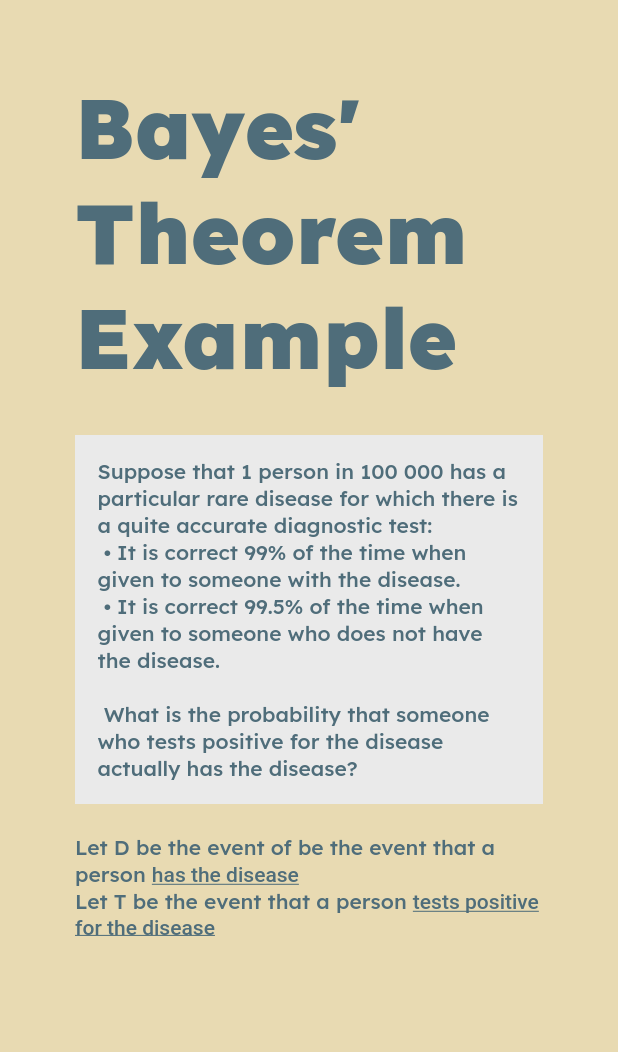
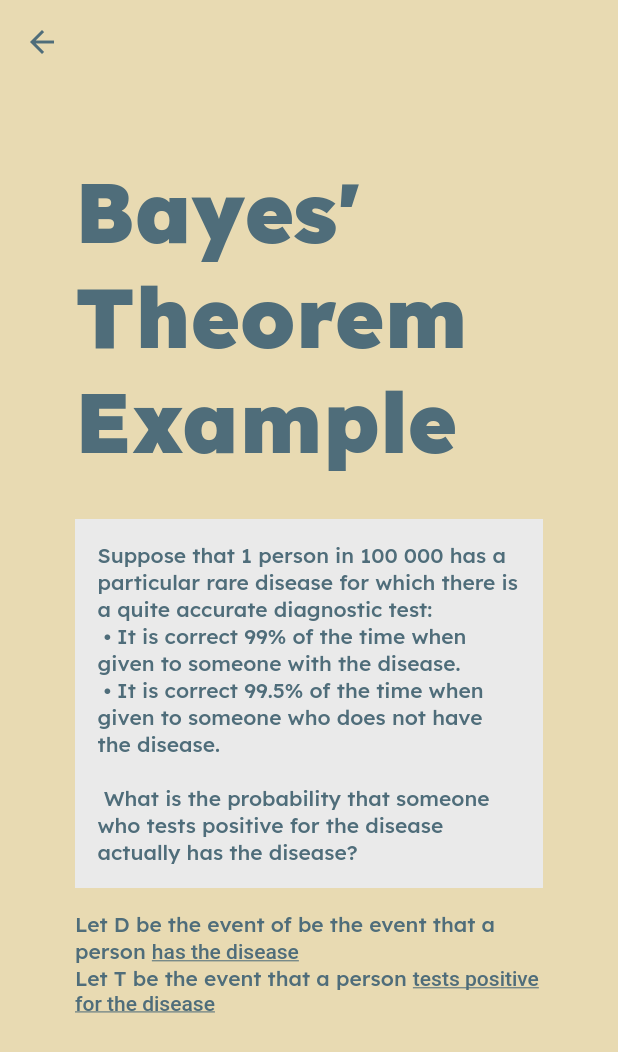
Before and after one commit to szewye/probability_tutor, a Flutter app: the Bayes_Theorem_Formula screen opened directly, after a tap on "example", on a phone screen of 412 x 824 dp. Shown: the top 1052 px of the screen. Run offline on Flutter 3.47's test engine with Material 2 defaults, Android fonts, the light colour scheme and no system bars; our stand-ins replace google_fonts; missing offline and left inert: dart:html, flutter_math_fork.

Commit message:
Finish part one of bayes' example

```diff
--- a/lib/Bayes_Theorem/bayes_example/bayes_example.dart
+++ b/lib/Bayes_Theorem/bayes_example/bayes_example.dart
@@ -21,10 +21,17 @@ class _Bayes_Theorem_Example_Quiz_One_State
   bool _TGivenD = false;
   bool mistake = false;
 
+  Color _backgroundColor = Colors.transparent;
+
   @override
   Widget build(BuildContext context) {
     return Scaffold(
       backgroundColor: lightYellow,
+      appBar: AppBar(
+        backgroundColor: Colors.transparent,
+        elevation: 0,
+        iconTheme: IconThemeData(color: darkBlue),
+      ),
       body: SingleChildScrollView(
         child: Center(
           child: Container(
@@ -43,7 +50,7 @@ class _Bayes_Theorem_Example_Quiz_One_State
                       textAlign: TextAlign.left,
                       style: Theme.of(context).textTheme.bodyLarge),
                 ),
-                SizedBox(height: 20),
+                SizedBox(height: 15),
                 Text.rich(
                   TextSpan(
                     text: 'Let D be the event of be the event that a person ',
@@ -51,9 +58,8 @@ class _Bayes_Theorem_Example_Quiz_One_State
                     children: <TextSpan>[
                       TextSpan(
                           text: 'has the disease',
-                          style: TextStyle(
-                            decoration: TextDecoration.underline,
-                          )),
+                          style:
+                              TextStyle(decoration: TextDecoration.underline)),
                     ],
                   ),
                 ),
@@ -64,19 +70,17 @@ class _Bayes_Theorem_Example_Quiz_One_State
                     children: <TextSpan>[
                       TextSpan(
                           text: 'tests positive for the disease',
-                          style: TextStyle(
-                            decoration: TextDecoration.underline,
-                          )),
+                          style:
+                              TextStyle(decoration: TextDecoration.underline)),
                     ],
                   ),
                 ),
-                SizedBox(height: 200),
-                Text(
-                  "Identify what the question is asking for?",
-                  style: Theme.of(context).textTheme.headlineSmall,
-                ),
+                SizedBox(height: 150),
+                Text("Identify what the question is asking for?",
+                    style: Theme.of(context).textTheme.headlineSmall),
                 SizedBox(height: 8),
-                Title_Caption(caption: "select the correct answer"),
+                Text("select the correct answer",
+                    style: Theme.of(context).textTheme.bodyLarge),
                 SizedBox(height: 20),
                 Container(
                   constraints: BoxConstraints(maxWidth: 300),
@@ -96,35 +100,30 @@ class _Bayes_Theorem_Example_Quiz_One_State
                           });
                         },
                       ),
-                      CheckboxListTile(
+                      Container(
+                        color: mistake
+                            ? orangyRed.withOpacity(0.9)
+                            : Colors.transparent,
+                        child: CheckboxListTile(
                           title: Text("P (T | D)"),
-                        checkColor: offWhite,
-                        activeColor: _TGivenD ? orangyRed : offWhite,
+                          checkColor: darkBlue,
+                          activeColor: offWhite,
                           checkboxShape: CircleBorder(),
                           value: _TGivenD,
                           onChanged: (bool? value) {
                             setState(() {
+                              _TGivenD = value!;
                               _DGivenT = false;
-                            _TGivenD = value!;
-                            mistake = true;
+                              mistake = value;
                             });
                           },
                         ),
-                      SizedBox(height: 10),
-                      (mistake)
-                          ? Container(
-                              padding: EdgeInsets.all(10),
-                              decoration: BoxDecoration(
-                                  color: orangyRed.withOpacity(0.8),
-                                  borderRadius:
-                                      BorderRadius.all(Radius.circular(10))),
-                              child: Text("Try again?",
-                                  style: TextStyle(color: offWhite)))
-                          : Container(),
+                      ),
+                      SizedBox(height: 10)
                     ],
                   ),
                 ),
-                SizedBox(height: 150),
+                SizedBox(height: 80),
                 BackHomeButton(),
               ],
             ),
--- a/lib/Bayes_Theorem/bayes_formula.dart
+++ b/lib/Bayes_Theorem/bayes_formula.dart
@@ -32,8 +32,11 @@ class _Bayes_Theorem_Formula extends State<Bayes_Theorem_Formula> {
   Widget build(BuildContext context) {
     return Scaffold(
       backgroundColor: lightYellow,
-      appBar:
-          AppBar(backgroundColor: Colors.transparent, elevation: 0, actions: [
+      appBar: AppBar(
+          backgroundColor: Colors.transparent,
+          elevation: 0,
+          iconTheme: IconThemeData(color: darkBlue),
+          actions: [
             Padding(
               padding: const EdgeInsets.all(10.0),
               child: ElevatedButton(
```
Also changed, not shown: lib/Bayes_Theorem/bayes_simulation.dart (+30 -3 lines). Lines whose indentation alone changed are shown as unchanged.
